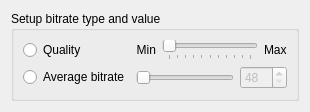
Before: the Qt Designer form apps/zxtune-qt/ui/conversion/ogg_settings.ui in vitamin-caig/zxtune, drawn with Qt 5.
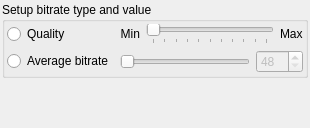
After: the same form once the commit is applied.

Commit message: zxtune-qt: fixed margins.

Patch:
```diff
--- a/apps/zxtune-qt/ui/conversion/ogg_settings.ui
+++ b/apps/zxtune-qt/ui/conversion/ogg_settings.ui
@@ -7,19 +7,25 @@
     <x>0</x>
     <y>0</y>
     <width>310</width>
-    <height>104</height>
+    <height>128</height>
    </rect>
   </property>
   <property name="windowTitle">
    <string/>
   </property>
   <layout class="QVBoxLayout" name="verticalLayout">
+   <property name="margin">
+    <number>2</number>
+   </property>
    <item>
     <widget class="QGroupBox" name="bitrateSetup">
      <property name="title">
       <string>Setup bitrate type and value</string>
      </property>
      <layout class="QGridLayout" name="gridLayout">
+      <property name="margin">
+       <number>2</number>
+      </property>
       <item row="0" column="0">
        <widget class="QRadioButton" name="selectQuality">
         <property name="text">
@@ -119,6 +125,19 @@
      </layout>
     </widget>
    </item>
+   <item>
+    <spacer name="verticalSpacer">
+     <property name="orientation">
+      <enum>Qt::Vertical</enum>
+     </property>
+     <property name="sizeHint" stdset="0">
+      <size>
+       <width>20</width>
+       <height>40</height>
+      </size>
+     </property>
+    </spacer>
+   </item>
   </layout>
  </widget>
  <resources/>
```
Left out of the diff: 38 changed lines with no effect on the pictures. The commit also changes 9 other files.
